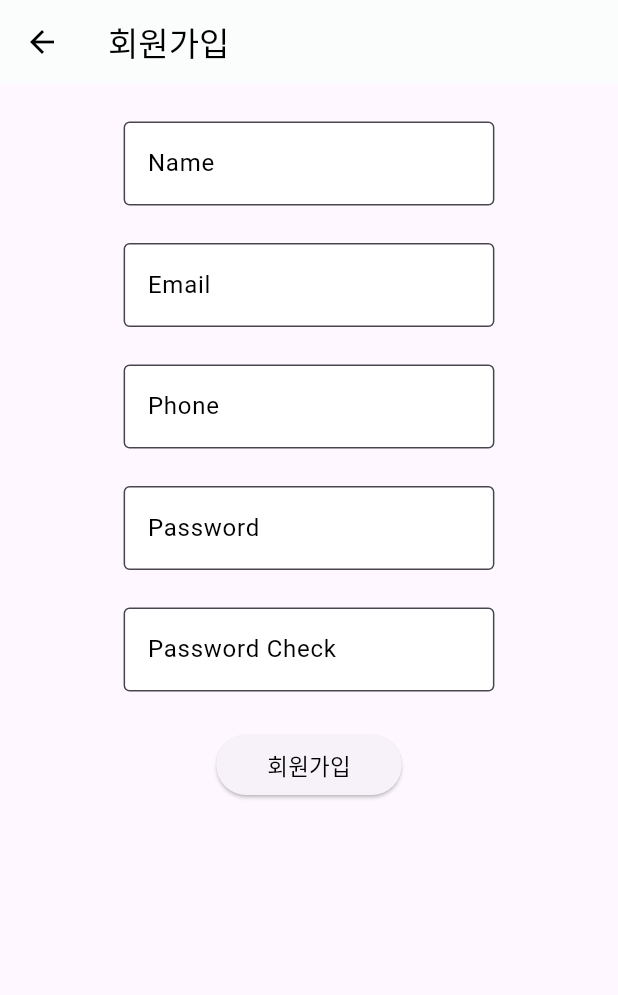
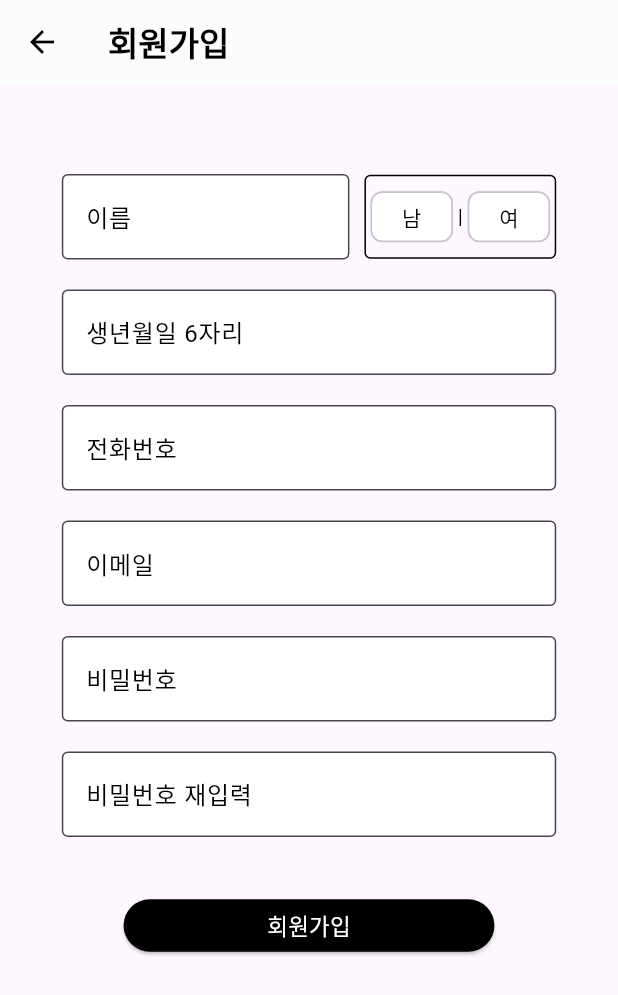
Before and after one commit to Challenge-semester2024/App-Client, a Flutter app: the SignUpPage screen opened directly, on a phone screen of 412 x 824 dp. Shown: the top 995 px of the screen. Run offline on Flutter 3.47's test engine with Material 3 defaults, Android fonts, the phone set to English and light mode, and no system bars.

Commit message:
feat: 세부 ui 수정 및 성별 입력 기능 추가

```diff
--- a/child_care_app/lib/screens/signup_page.dart
+++ b/child_care_app/lib/screens/signup_page.dart
@@ -5,13 +5,20 @@ import 'package:child_care_app/widgets/warning_alert.dart';
 import 'package:flutter/material.dart';
 import 'package:http/http.dart' as http;
 
-class SignUpPage extends StatelessWidget {
-  SignUpPage({super.key});
+class SignUpPage extends StatefulWidget {
+  const SignUpPage({super.key});
+
+  @override
+  _SignUpPageState createState() => _SignUpPageState();
+}
+
+class _SignUpPageState extends State<SignUpPage> {
   final nameController = TextEditingController();
   final emailController = TextEditingController();
   final phoneController = TextEditingController();
   final passwordController = TextEditingController();
   final passwordCheckController = TextEditingController();
+  String? _gender;
 
   @override
   Widget build(BuildContext context) {
@@ -29,44 +36,116 @@ class SignUpPage extends StatelessWidget {
         ),
         title: const Text(
           '회원가입',
-          style: TextStyle(color: Colors.black),
+          style: TextStyle(color: Colors.black, fontWeight: FontWeight.w800),
         ),
       ),
       body: SingleChildScrollView(
         child: Align(
           alignment: Alignment.center,
           child: SizedBox(
-            width: MediaQuery.of(context).size.width * 0.6,
+            width: MediaQuery.of(context).size.width * 0.8,
             child: Column(
               children: [
                 Column(mainAxisAlignment: MainAxisAlignment.center, children: [
                   // 로그인 입력
-                  const SizedBox(height: 25.0),
-                  TextFormField(
-                    controller: nameController,
-                    decoration: getInputDecoration(labelText: 'Name'),
+                  const SizedBox(height: 60.0),
+                  Row(
+                    children: [
+                      Flexible(
+                        flex: 3,
+                        child: TextFormField(
+                          controller: nameController,
+                          decoration: getInputDecoration(labelText: '이름'),
+                        ),
+                      ),
+                      const SizedBox(width: 10.0),
+                      Flexible(
+                        flex: 2,
+                        child: Container(
+                          padding: EdgeInsets.zero, // Container의 패딩을 줄임
+                          height: 56, // Container의 높이를 줄임
+                          decoration: BoxDecoration(
+                            border: Border.all(color: Colors.black, width: 1.0),
+                            borderRadius: BorderRadius.circular(4.0),
+                          ),
+                          child: Row(
+                            children: [
+                              Expanded(
+                                child: ChoiceChip(
+                                  label: const Text('남'),
+                                  selected: _gender == '남',
+                                  selectedColor: Colors.black,
+                                  onSelected: (bool selected) {
+                                    setState(() {
+                                      _gender = selected ? '남' : null;
+                                    });
+                                  },
+                                  backgroundColor: Colors.white,
+                                  labelStyle: TextStyle(
+                                    color: _gender == '남'
+                                        ? Colors.white
+                                        : Colors.black,
+                                  ),
+                                  padding: const EdgeInsets.symmetric(
+                                      vertical: 2.0,
+                                      horizontal: 12.0), // ChoiceChip의 패딩 조정
+                                ),
+                              ),
+                              const Text("|",
+                                  style: TextStyle(color: Colors.black)),
+                              Expanded(
+                                child: ChoiceChip(
+                                  label: const Text('여'),
+                                  selected: _gender == '여',
+                                  selectedColor: Colors.black,
+                                  onSelected: (bool selected) {
+                                    setState(() {
+                                      _gender = selected ? '여' : null;
+                                    });
+                                  },
+                                  backgroundColor: Colors.white,
+                                  labelStyle: TextStyle(
+                                    color: _gender == '여'
+                                        ? Colors.white
+                                        : Colors.black,
+                                  ),
+                                  padding: const EdgeInsets.symmetric(
+                                      vertical: 2.0,
+                                      horizontal: 12.0), // ChoiceChip의 패딩 조정
+                                ),
+                              ),
+                            ],
+                          ),
+                        ),
+                      ),
+                    ],
                   ),
-                  const SizedBox(height: 25.0),
+                  const SizedBox(height: 20.0),
                   TextFormField(
                     controller: emailController,
-                    decoration: getInputDecoration(labelText: 'Email'),
+                    decoration: getInputDecoration(labelText: '생년월일 6자리'),
                   ),
-                  const SizedBox(height: 25.0),
+                  const SizedBox(height: 20.0),
                   TextFormField(
                     controller: phoneController,
-                    decoration: getInputDecoration(labelText: 'Phone'),
+                    decoration: getInputDecoration(labelText: '전화번호'),
                   ),
-                  const SizedBox(height: 25.0),
+                  const SizedBox(height: 20.0),
                   TextFormField(
                     controller: passwordController,
-                    decoration: getInputDecoration(labelText: 'Password'),
+                    decoration: getInputDecoration(labelText: '이메일'),
                   ),
-                  const SizedBox(height: 25.0),
+                  const SizedBox(height: 20.0),
                   TextFormField(
                     controller: passwordCheckController,
-                    decoration: getInputDecoration(labelText: 'Password Check'),
+                    decoration: getInputDecoration(labelText: '비밀번호'),
                   ),
-                  const SizedBox(height: 25.0),
+                  const SizedBox(height: 20.0),
+                  TextFormField(
+                    controller: passwordCheckController,
+                    decoration: getInputDecoration(labelText: '비밀번호 재입력'),
+                  ),
+                  const SizedBox(height: 35),
                 ]),
                 ElevatedButton(
                   onPressed: () async {
@@ -80,6 +159,7 @@ class SignUpPage extends StatelessWidget {
                     final signupDto = jsonEncode({
                       // signup DTO 생성
                       'name': nameController.text,
+                      'gender': _gender,
                       'email': emailController.text,
                       'phone': phoneController.text,
                       'password': passwordController.text,
@@ -94,12 +174,15 @@ class SignUpPage extends StatelessWidget {
                       print('회원가입 실패');
                     }
                   },
-                  child: Container(
-                    padding: const EdgeInsets.fromLTRB(10, 8, 10, 8),
-                    child: const Text(
-                      "회원가입",
-                      style: TextStyle(color: Colors.black, fontSize: 15),
-                    ),
+                  style: ElevatedButton.styleFrom(
+                    backgroundColor: Colors.black, // 배경 색상을 검은색으로 설정
+                    minimumSize: Size(MediaQuery.of(context).size.width * 0.6,
+                        35), // 가로 길이를 늘림
+                  ),
+                  child: const Text(
+                    "회원가입",
+                    style: TextStyle(
+                        color: Colors.white, fontSize: 15), // 텍스트 색상을 흰색으로 설정
                   ),
                 ),
               ],
@@ -131,5 +214,7 @@ InputDecoration getInputDecoration({required String labelText}) {
     border: const OutlineInputBorder(
       borderSide: BorderSide(color: Colors.black, width: 2.0),
     ),
+    contentPadding: const EdgeInsets.symmetric(
+        vertical: 16.0, horizontal: 12.0), // 입력칸의 세로 길이를 줄임
   );
 }
```
